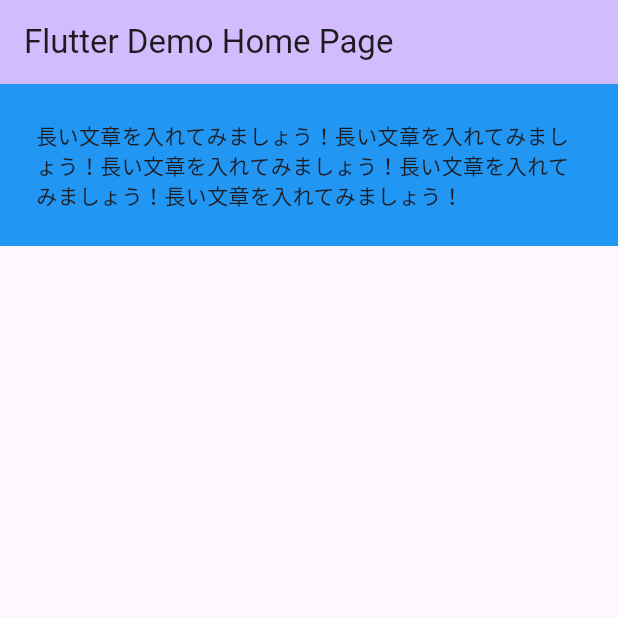
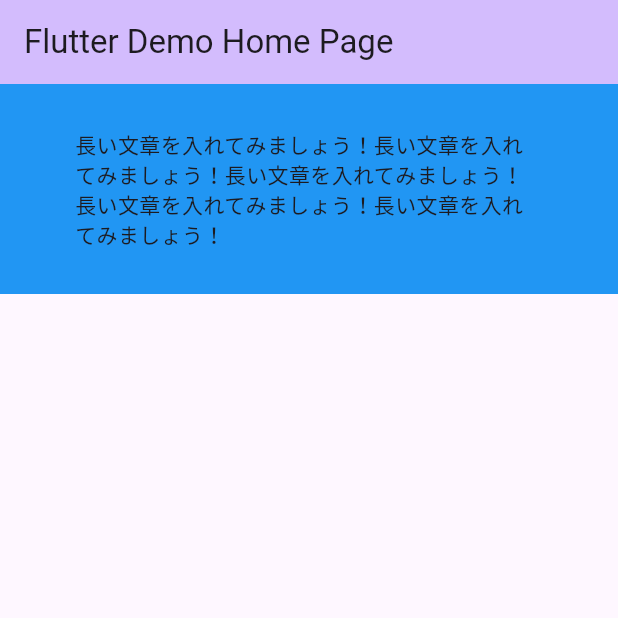
Before and after one commit to Hira0523/chapter03_beginner, a Flutter app: the screen it shows after launch, on a phone screen of 412 x 824 dp, the top half of it. Run offline on Flutter 3.47's test engine with Material 3 defaults, Android fonts, the phone set to English and light mode, and no system bars.

Commit message:
Paddingウィジェット(EdgeInsets)実装

```diff
--- a/lib/main.dart
+++ b/lib/main.dart
@@ -41,7 +41,7 @@ class _MyHomePageState extends State<MyHomePage> {
       body: Container(
         color: Colors.blue,
         child: const Padding(
-          padding: EdgeInsets.all(24.0),
+          padding: EdgeInsets.symmetric(vertical: 30, horizontal: 50),
           child: Text(
             '長い文章を入れてみましょう！長い文章を入れてみましょう！長い文章を入れてみましょう！長い文章を入れてみましょう！長い文章を入れてみましょう！',
           ),
```
